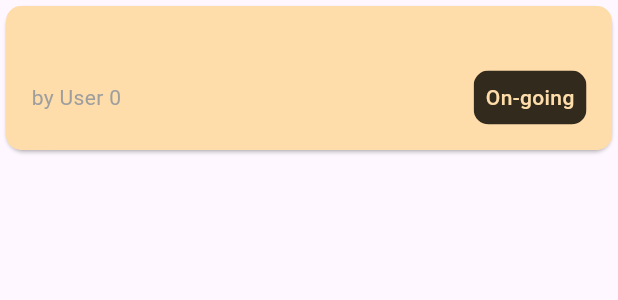
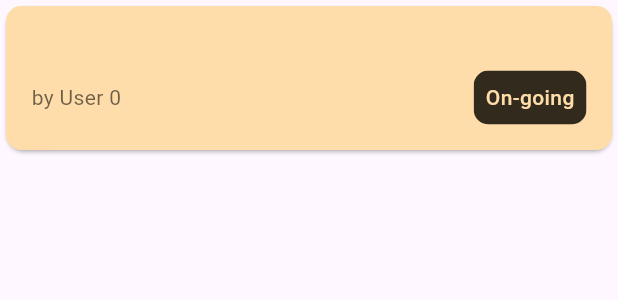
Before and after one commit to syafiqadibafham/todo_material_you, a Flutter app: the TaskWidget widget shown alone on an empty page, opened directly with empty values, on a phone screen of 412 x 824 dp. Shown: the top 300 px of the screen. Run offline on Flutter 3.47's test engine with Material 2 defaults, Android fonts, the phone set to English and light mode, and no system bars; our stand-ins replace bloc, equatable, flutter_bloc; network calls fail.

```diff
--- a/lib/blocs/tasks/tasks_bloc.dart
+++ b/lib/blocs/tasks/tasks_bloc.dart
@@ -4,7 +4,6 @@ import 'package:bloc/bloc.dart';
 import 'package:equatable/equatable.dart';
 import 'package:meta/meta.dart';
 import 'package:todo_material_you/model/task.dart';
-import 'package:http/http.dart' as http;
 import 'package:todo_material_you/repositories/task_repository.dart';
 part 'tasks_event.dart';
 part 'tasks_state.dart';
--- a/lib/repositories/task_repository.dart
+++ b/lib/repositories/task_repository.dart
@@ -10,7 +10,7 @@ class TaskRepository {
     final response = await http.get(Uri.parse(_baseUrl));
     if (response.statusCode == 200) {
       return (json.decode(response.body) as List)
-          .map((i) => Task.fromJson(i))
+          .map((task) => Task.fromJson(task))
           .toList();
     } else {
       throw Exception("Failed to load tasks");
--- a/lib/widgets/task.dart
+++ b/lib/widgets/task.dart
@@ -1,8 +1,5 @@
 import 'package:flutter/material.dart';
-import 'package:flutter/src/widgets/container.dart';
-import 'package:flutter/src/widgets/framework.dart';
 import 'package:flutter_bloc/flutter_bloc.dart';
-import 'package:todo_material_you/widgets/checkBoxes.dart';
 
 import '../blocs/tasks/tasks_bloc.dart';
 import '../model/task.dart';
@@ -15,23 +12,22 @@ class TaskWidget extends StatelessWidget {
   Widget build(BuildContext context) {
     String taskStatus = task.isComplete ? 'Complete' : 'On-going';
     return BlocListener<TasksBloc, TasksState>(
-      listener: (context, state) {
-        // TODO: implement listener
-      },
+      listener: (context, state) {},
       child: Card(
         child: Container(
           decoration: BoxDecoration(
             borderRadius: BorderRadius.circular(10),
             border: Border.all(
                 width: 2,
-                color:
-                    task.isComplete ? Color(0xFF272f24) : Colors.transparent),
+                color: task.isComplete
+                    ? const Color(0xFF272f24)
+                    : Colors.transparent),
             color: task.isComplete
                 ? Theme.of(context).backgroundColor
-                : Color(0XFFfeddaa),
+                : const Color(0XFFfeddaa),
           ),
           width: MediaQuery.of(context).size.width,
-          padding: EdgeInsets.all(15),
+          padding: const EdgeInsets.all(15),
           child: Column(
               mainAxisSize: MainAxisSize.min,
               crossAxisAlignment: CrossAxisAlignment.start,
@@ -40,7 +36,9 @@ class TaskWidget extends StatelessWidget {
                   task.title,
                   style: TextStyle(
                       fontWeight: FontWeight.w400,
-                      color: task.isComplete ? Colors.grey : Color(0XFF322a1d),
+                      color: task.isComplete
+                          ? Colors.grey
+                          : const Color(0XFF322a1d),
                       fontSize: 18),
                 ),
                 Row(
@@ -48,22 +46,25 @@ class TaskWidget extends StatelessWidget {
                   children: [
                     Text(
                       'by User ${task.userId}',
-                      style: TextStyle(color: Colors.grey),
+                      style: TextStyle(
+                          color: task.isComplete
+                              ? Colors.grey
+                              : const Color(0XFF322a1d).withOpacity(0.7)),
                     ),
                     ClipRRect(
                       borderRadius: BorderRadius.circular(10),
                       child: Container(
-                        padding: EdgeInsets.all(8),
+                        padding: const EdgeInsets.all(8),
                         color: task.isComplete
-                            ? Color(0xFF272f24)
-                            : Color(0XFF322a1d),
+                            ? const Color(0xFF272f24)
+                            : const Color(0XFF322a1d),
                         child: Text(
                           taskStatus,
                           style: TextStyle(
                               fontWeight: FontWeight.w500,
                               color: task.isComplete
                                   ? Theme.of(context).primaryColor
-                                  : Color(0XFFfeddaa)),
+                                  : const Color(0XFFfeddaa)),
                         ),
                       ),
                     )
--- a/pubspec.yaml
+++ b/pubspec.yaml
@@ -31,8 +31,6 @@ environment:
 dependencies:
   build_runner: ^2.3.2
   cupertino_icons: ^1.0.2
-  dio: ^4.0.6
-  dynamic_color: ^1.5.4
   equatable: ^2.0.5
   flutter:
     sdk: flutter
```
Also changed, not shown: lib/main.dart (+33 -24 lines), lib/model/task.dart (+0 -13 lines), pubspec.lock, 5 other files.
